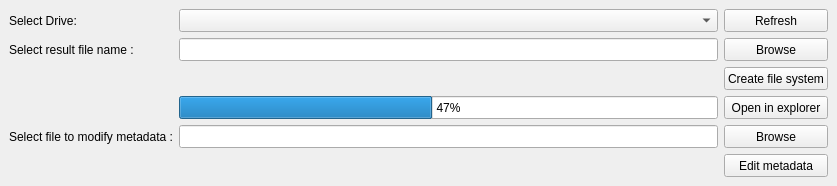
First picture: the form in src/Forms/WindowMain.ui, repository Rasakhatskiy/Labs_S4_OOOP_L01, before the edit.
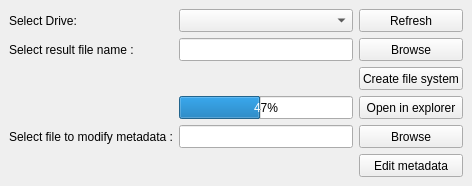
Second picture: the form after the edit. Icons and pictures are not drawn.

Commit message: Main form reimagined

The edit to the form file:
```diff
--- a/src/Forms/WindowMain.ui
+++ b/src/Forms/WindowMain.ui
@@ -6,7 +6,7 @@
    <rect>
     <x>0</x>
     <y>0</y>
-    <width>837</width>
+    <width>472</width>
     <height>186</height>
    </rect>
   </property>
```
The commit also changes 1 other file.
